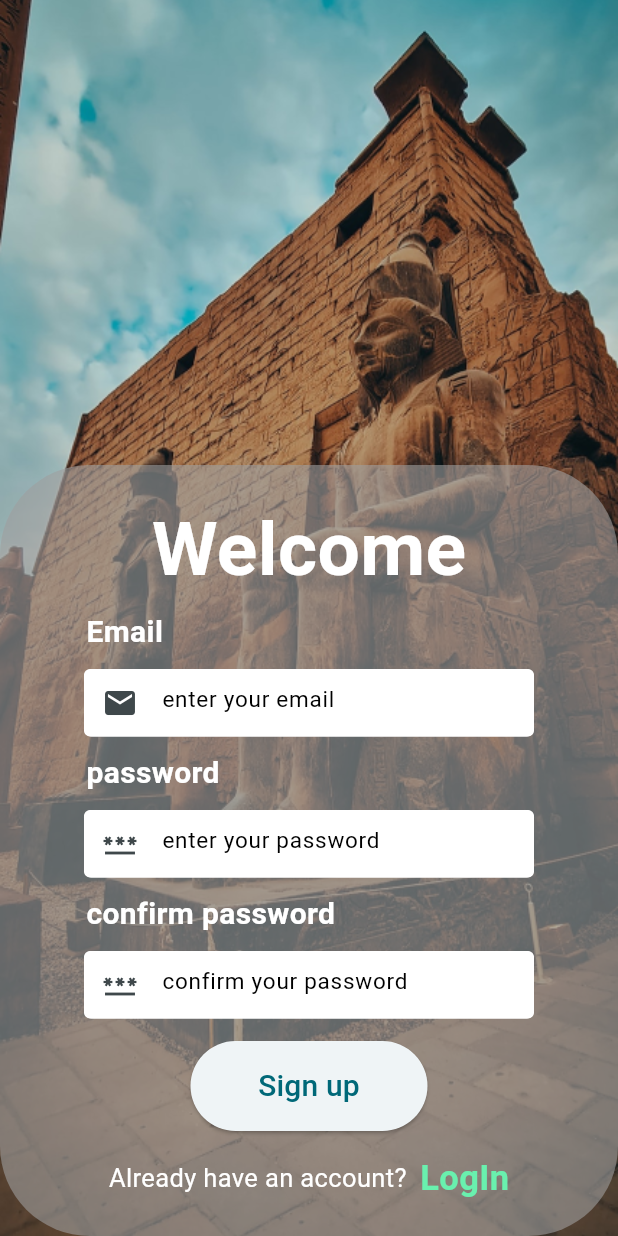
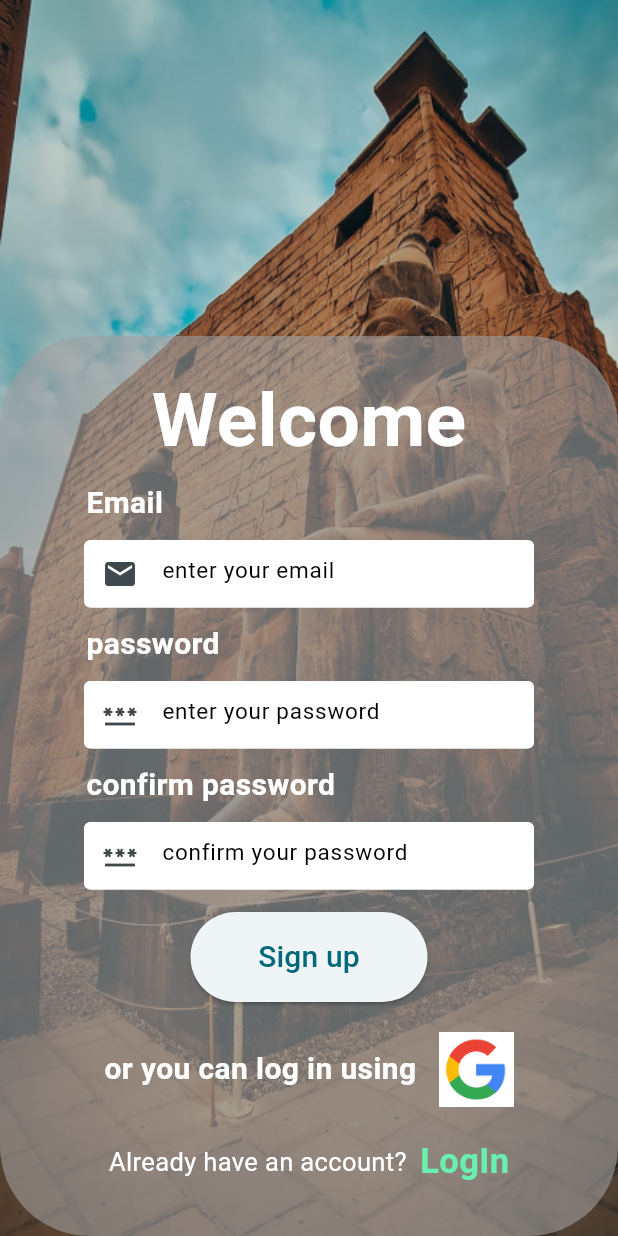
Before and after one commit to khoulyy/Egyplorer, a Flutter app: the SignUpScreen screen opened by its route, on a phone screen of 412 x 824 dp. Run offline on Flutter 3.47's test engine with Material 2 defaults, Android fonts, the light colour scheme and no system bars; drawn by our look-alikes of modal_progress_hud_nsn; our stand-ins replace firebase_auth, firebase_core, font_awesome_flutter, google_nav_bar, google_sign_in, like_button; accounts and stored records are empty.

Commit message:
Added Sign Up Using Google

```diff
--- a/lib/screens/signup_screen.dart
+++ b/lib/screens/signup_screen.dart
@@ -4,6 +4,7 @@ import 'package:project/constants/keys.dart';
 import 'package:modal_progress_hud_nsn/modal_progress_hud_nsn.dart';
 import 'package:project/screens/interest_page.dart';
 import 'package:project/screens/login_screen.dart';
+import 'package:google_sign_in/google_sign_in.dart';
 
 import '../components/button_widget.dart';
 import '../components/custom_text_field2.dart';
@@ -17,6 +18,24 @@ class SignUpScreen extends StatefulWidget {
 }
 
 class _SignUpScreenState extends State<SignUpScreen> {
+  Future<UserCredential> signInWithGoogle() async {
+    // Trigger the authentication flow
+    final GoogleSignInAccount? googleUser = await GoogleSignIn().signIn();
+
+    // Obtain the auth details from the request
+    final GoogleSignInAuthentication? googleAuth =
+        await googleUser?.authentication;
+
+    // Create a new credential
+    final credential = GoogleAuthProvider.credential(
+      accessToken: googleAuth?.accessToken,
+      idToken: googleAuth?.idToken,
+    );
+
+    // Once signed in, return the UserCredential
+    return await FirebaseAuth.instance.signInWithCredential(credential);
+  }
+
   String? email = '';
   String? password = '';
   String? confirmPassword = '';
@@ -39,9 +58,10 @@ class _SignUpScreenState extends State<SignUpScreen> {
                 image: DecorationImage(
                     image: AssetImage(kSignUpPhoto), fit: BoxFit.cover)),
           ),
-          Container(
+          SingleChildScrollView(
+            child: Container(
               width: 428,
-            height: 514,
+              height: 600,
               decoration: BoxDecoration(
                   borderRadius: BorderRadius.circular(60),
                   color: Colors.grey.withOpacity(0.6),
@@ -208,7 +228,40 @@ class _SignUpScreenState extends State<SignUpScreen> {
                         fontSize: 20,
                       ),
                       const SizedBox(
-                      height: 15,
+                        height: 20,
+                      ),
+                      Column(
+                        children: [
+                          Row(
+                            mainAxisAlignment: MainAxisAlignment.center,
+                            children: [
+                              const Text(
+                                'or you can log in using',
+                                style: TextStyle(
+                                    color: Colors.white,
+                                    fontSize: 20,
+                                    fontWeight: FontWeight.bold),
+                              ),
+                              const SizedBox(
+                                width: 15,
+                              ),
+                              GestureDetector(
+                                onTap: () async {
+                                  await signInWithGoogle();
+                                  // ignore: use_build_context_synchronously
+                                  Navigator.pushNamed(context, InterestPage.id);
+                                },
+                                child: Image.asset(
+                                  'assets/images/Google.png',
+                                  height: 50,
+                                ),
+                              ),
+                            ],
+                          )
+                        ],
+                      ),
+                      const SizedBox(
+                        height: 20,
                       ),
                       Row(
                         mainAxisAlignment: MainAxisAlignment.center,
@@ -235,6 +288,7 @@ class _SignUpScreenState extends State<SignUpScreen> {
                 ),
               ),
             ),
+          ),
         ]),
       )),
     );
--- a/pubspec.yaml
+++ b/pubspec.yaml
@@ -40,6 +40,7 @@ dependencies:
   firebase_auth: ^4.4.2
   like_button: ^2.0.5
   modal_progress_hud_nsn: ^0.4.0
+  google_sign_in: ^6.1.0
 
 dev_dependencies:
   flutter_test:
```
Also changed, not shown: assets/images/Google.png (added), lib/firebase_options.dart, pubspec.lock, 5 other files. Lines whose indentation alone changed are shown as unchanged.
